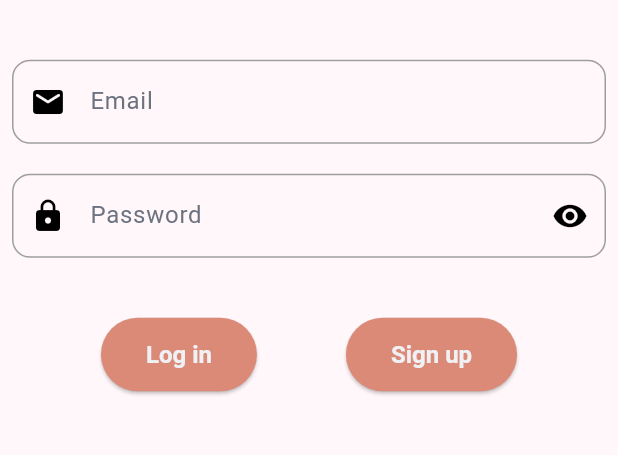
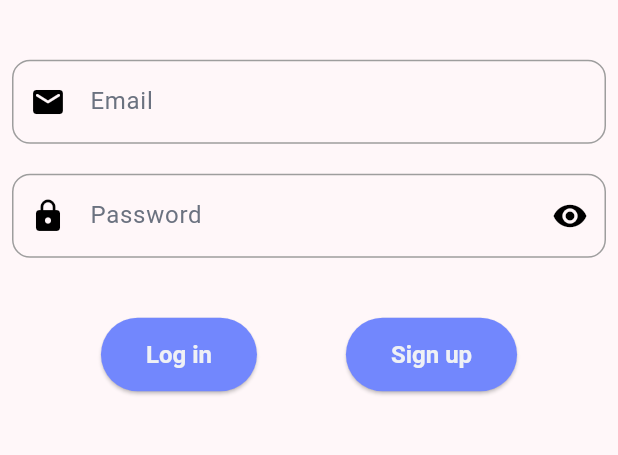
Before and after one commit to Tuz10-lay/App, a Flutter app: the screen it shows after launch, on a phone screen of 412 x 824 dp, the part 448-903 px from its top. Run offline on Flutter 3.47's test engine with Material 3 defaults, Android fonts, the light colour scheme and no system bars; our stand-ins replace logger, supabase_flutter; accounts and stored records are empty.

Commit message:
add more colors

```diff
--- a/lib/core/theme/app_colors.dart
+++ b/lib/core/theme/app_colors.dart
@@ -6,13 +6,22 @@ class AppColors {
   // Prevent instantiation
   AppColors._();
 
-  // Main Palette
+  // Main Palette (latte)
   static const Color flamingo = Color(0xFFDD7878);
   static const Color rosewater = Color(0xFFDC8A78);
+  static const Color pink = Color(0xFFEA76CB);
+  static const Color mauve = Color(0xFF8839EF);
+  static const Color red = Color(0xFFD20F39);
+  static const Color peach = Color(0xFFFE640B);
   static const Color yellow = Color(0xFFDF8E1D);
   static const Color background = Color(0xFFFFF7F9); // Very light pink
   static const Color maroon = Color(0xFFE64553);
   static const Color green = Color(0xFF40A02B);
+  static const Color teal = Color(0xFF179299);
+  static const Color lavender = Color(0xFF7287FD);
+  static const Color sky = Color(0xFF04A5E5);
+  static const Color sapphire = Color(0xFF209FB5);
+
   static const Color base = Color(0xFFEFF1F5); // for white text
   static const Color surface0 = Color(0xFFCCD0DA);
 
--- a/lib/core/widgets/app_elevated_button.dart
+++ b/lib/core/widgets/app_elevated_button.dart
@@ -18,13 +18,10 @@ class AppElevatedButton extends StatelessWidget {
     return ElevatedButton(
       style: ElevatedButton.styleFrom(
         foregroundColor: AppColors.base,
-        backgroundColor: color ?? AppColors.rosewater,
+        backgroundColor: color ?? AppColors.lavender,
         padding: const EdgeInsets.symmetric(horizontal: 30, vertical: 15),
         shape: RoundedRectangleBorder(borderRadius: BorderRadius.circular(30)),
-        textStyle: const TextStyle(
-          fontSize: 16,
-          fontWeight: FontWeight.bold,
-        ),
+        textStyle: const TextStyle(fontSize: 16, fontWeight: FontWeight.bold),
       ),
       onPressed: onPressed,
       child: Text(text),
```
Also changed, not shown: 2 other files.
